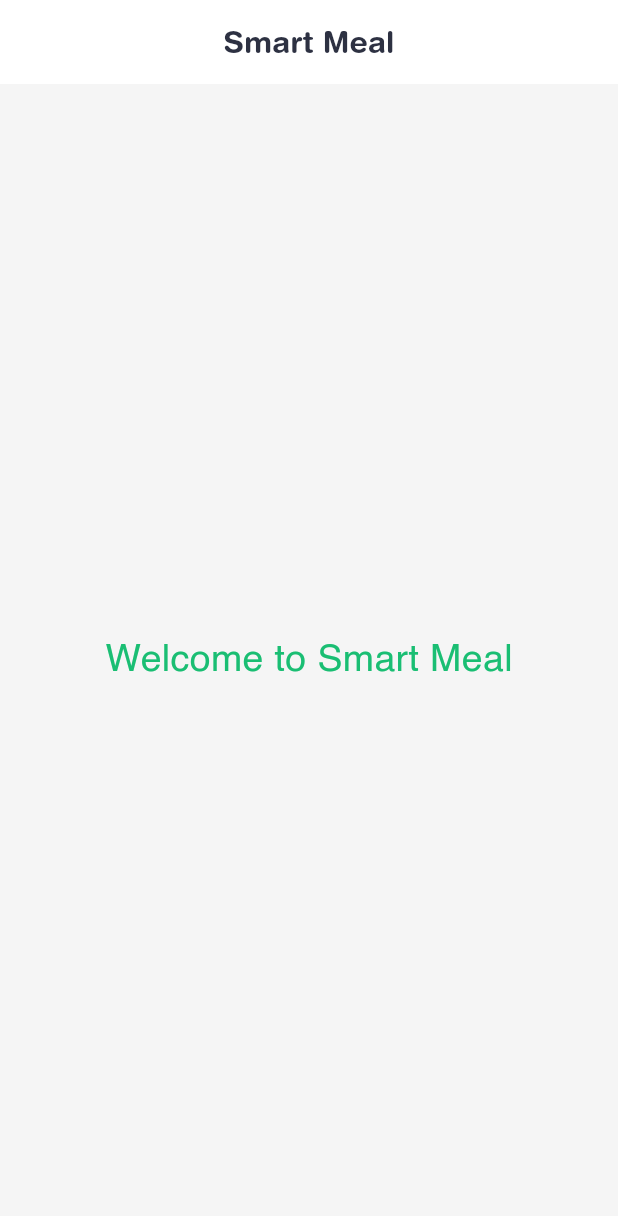
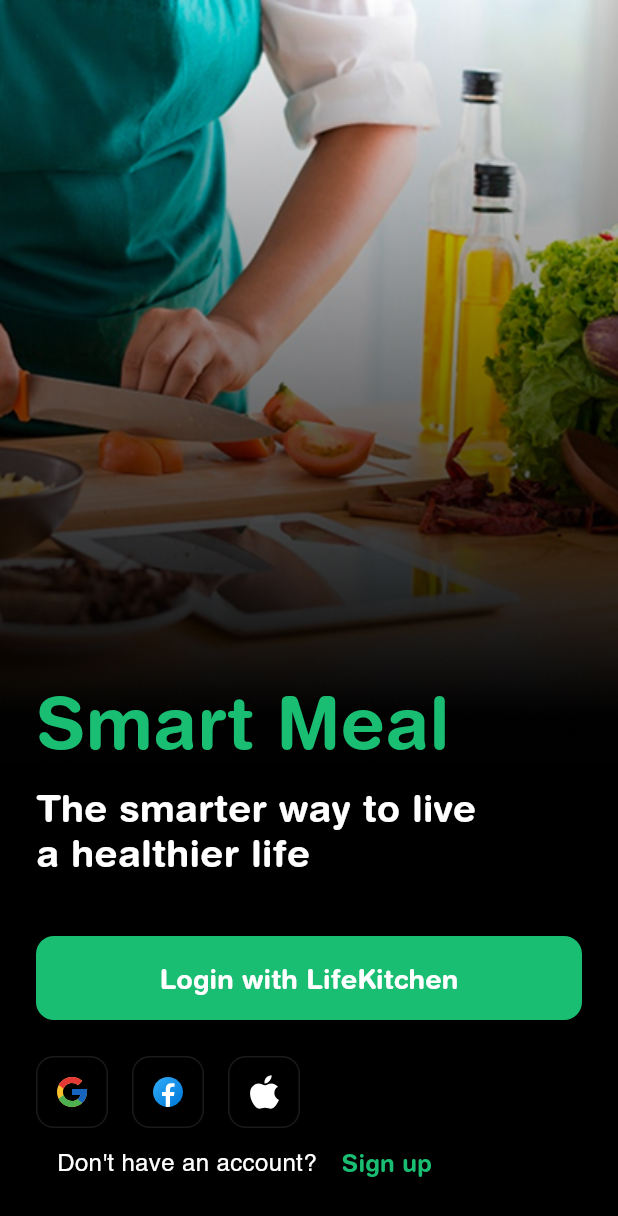
Before and after one commit to zxcfer/smart-meal, a Flutter app: the screen it shows after launch, after a tap on "Get Started", on a phone screen of 412 x 824 dp. Shown: the top 1216 px of the screen. Run offline on Flutter 3.47's test engine with Material 3 defaults, Android fonts, the light colour scheme and no system bars; our stand-ins replace auto_route, dio, equatable, flutter_bloc, flutter_svg, get_it and 2 more.

Commit message:
feat :login page added

```diff
--- a/lib/core/constants/app_images.dart
+++ b/lib/core/constants/app_images.dart
@@ -2,4 +2,9 @@
 
 class AppImages {
   static const String onboardingImage = 'assets/images/onboarding.jpg';
+
+  // Social Icons
+  static const String googleIcon = 'assets/icons/google.svg';
+  static const String facebookIcon = 'assets/icons/facebook.svg';
+  static const String appleIcon = 'assets/icons/apple.svg';
 }
--- a/lib/core/router/app_router.dart
+++ b/lib/core/router/app_router.dart
@@ -1,4 +1,5 @@
 import 'package:auto_route/auto_route.dart';
+import 'package:smart_meal/features/auth/presentation/pages/login_page.dart';
 import 'package:smart_meal/features/home/presentation/pages/home_page.dart';
 import 'package:smart_meal/features/onboarding/presentation/pages/onboarding_page.dart';
 import 'package:smart_meal/features/profile/presentation/pages/profile_page.dart';
@@ -10,6 +11,7 @@ class AppRouter extends _$AppRouter {
   @override
   List<AutoRoute> get routes => [
         AutoRoute(page: OnboardingRoute.page, initial: true),
+        AutoRoute(page: LoginRoute.page),
         AutoRoute(page: HomeRoute.page),
         AutoRoute(page: ProfileRoute.page),
       ];
--- /dev/null
+++ b/lib/features/auth/presentation/pages/login_page.dart
@@ -0,0 +1,163 @@
+import 'package:auto_route/auto_route.dart';
+import 'package:flutter/material.dart';
+import 'package:flutter_svg/flutter_svg.dart';
+import 'package:smart_meal/core/constants/app_images.dart';
+import 'package:smart_meal/core/theme/app_colors.dart';
+
+@RoutePage()
+class LoginPage extends StatelessWidget {
+  const LoginPage({super.key});
+
+  @override
+  Widget build(BuildContext context) {
+    return Scaffold(
+      backgroundColor: Colors.black,
+      body: Stack(
+        children: [
+          // Background Image with Overlay
+          Positioned(
+            top: 0,
+            left: 0,
+            right: 0,
+            child: Image.asset(
+              AppImages.onboardingImage,
+              fit: BoxFit.cover,
+            ),
+          ),
+
+          // Content
+          SafeArea(
+            child: Padding(
+              padding: const EdgeInsets.all(24.0),
+              child: Column(
+                crossAxisAlignment: CrossAxisAlignment.start,
+                mainAxisAlignment: MainAxisAlignment.end,
+                children: [
+                  Text(
+                    'Smart Meal',
+                    style: TextStyle(
+                      color: AppColors.primary,
+                      fontSize: 48,
+                      fontWeight: FontWeight.w600,
+                      height: 1.1,
+                    ),
+                  ),
+                  const SizedBox(height: 16),
+                  const Text(
+                    'The smarter way to live\na healthier life',
+                    style: TextStyle(
+                      color: Colors.white,
+                      fontSize: 25,
+                      fontWeight: FontWeight.w600,
+                      height: 1.2,
+                    ),
+                  ),
+                  const SizedBox(height: 40),
+                  SizedBox(
+                    width: double.infinity,
+                    height: 56,
+                    child: ElevatedButton(
+                      onPressed: () {},
+                      style: ElevatedButton.styleFrom(
+                        backgroundColor: AppColors.primary,
+                        foregroundColor: Colors.white,
+                        shape: RoundedRectangleBorder(
+                          borderRadius: BorderRadius.circular(12),
+                        ),
+                      ),
+                      child: const Text(
+                        'Login with LifeKitchen',
+                        style: TextStyle(
+                          fontSize: 18,
+                          fontWeight: FontWeight.w600,
+                        ),
+                      ),
+                    ),
+                  ),
+                  const SizedBox(height: 24),
+                  Row(
+                    mainAxisAlignment: MainAxisAlignment.start,
+                    children: [
+                      _SocialLoginButton(
+                        icon: AppImages.googleIcon,
+                        onPressed: () {},
+                      ),
+                      const SizedBox(width: 16),
+                      _SocialLoginButton(
+                        icon: AppImages.facebookIcon,
+                        onPressed: () {},
+                      ),
+                      const SizedBox(width: 16),
+                      _SocialLoginButton(
+                        icon: AppImages.appleIcon,
+                        onPressed: () {},
+                      ),
+                    ],
+                  ),
+                  Row(
+                    mainAxisAlignment: MainAxisAlignment.start,
+                    children: [
+                      const SizedBox(width: 14),
+                      const Text(
+                        'Don\'t have an account? ',
+                        style: TextStyle(
+                          color: Colors.white,
+                          fontSize: 16,
+                        ),
+                      ),
+                      TextButton(
+                        onPressed: () {},
+                        child: Text(
+                          'Sign up',
+                          style: TextStyle(
+                            color: AppColors.primary,
+                            fontSize: 16,
+                            fontWeight: FontWeight.w600,
+                          ),
+                        ),
+                      ),
+                    ],
+                  ),
+                ],
+              ),
+            ),
+          ),
+        ],
+      ),
+    );
+  }
+}
+
+class _SocialLoginButton extends StatelessWidget {
+  final String icon;
+  final VoidCallback onPressed;
+
+  const _SocialLoginButton({
+    required this.icon,
+    required this.onPressed,
+  });
+
+  @override
+  Widget build(BuildContext context) {
+    return Container(
+      width: 48,
+      height: 48,
+      decoration: BoxDecoration(
+        color: Colors.black.withOpacity(0.3),
+        borderRadius: BorderRadius.circular(12),
+        border: Border.all(
+          color: Colors.white.withOpacity(0.1),
+          width: 1,
+        ),
+      ),
+      child: IconButton(
+        onPressed: onPressed,
+        icon: SvgPicture.asset(
+          icon,
+          width: 24,
+          height: 24,
+        ),
+      ),
+    );
+  }
+}
--- a/lib/features/onboarding/presentation/pages/onboarding_page.dart
+++ b/lib/features/onboarding/presentation/pages/onboarding_page.dart
@@ -82,7 +82,7 @@ class OnboardingPage extends StatelessWidget {
                     height: 56,
                     child: ElevatedButton(
                       onPressed: () {
-                        context.router.replace(const HomeRoute());
+                        context.router.replace(const LoginRoute());
                       },
                       style: ElevatedButton.styleFrom(
                         backgroundColor: AppColors.primary,
--- a/pubspec.yaml
+++ b/pubspec.yaml
@@ -119,6 +119,7 @@ flutter:
 
   assets:
     - assets/images/
+    - assets/icons/
 
   fonts:
     - family: Helvetica
```
Also changed, not shown: assets/icons/apple.svg (added), assets/icons/facebook.svg (added), assets/icons/google.svg (added), assets/images/onboarding.svg (deleted), lib/core/router/app_router.gr.dart, 1 other file.
